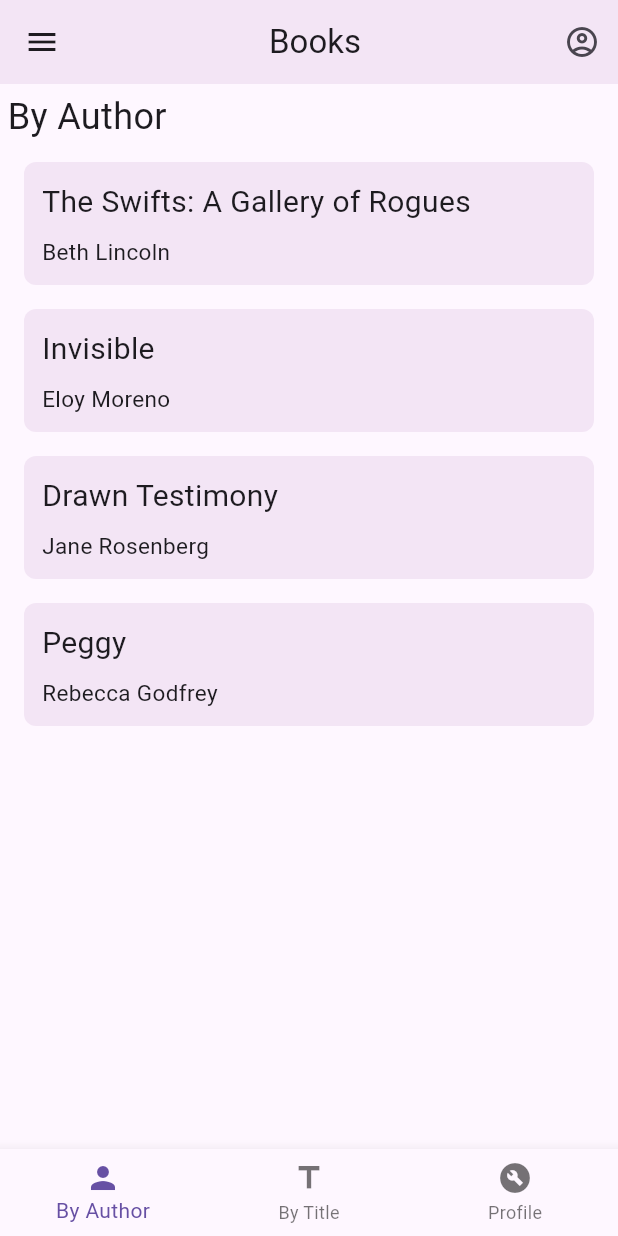
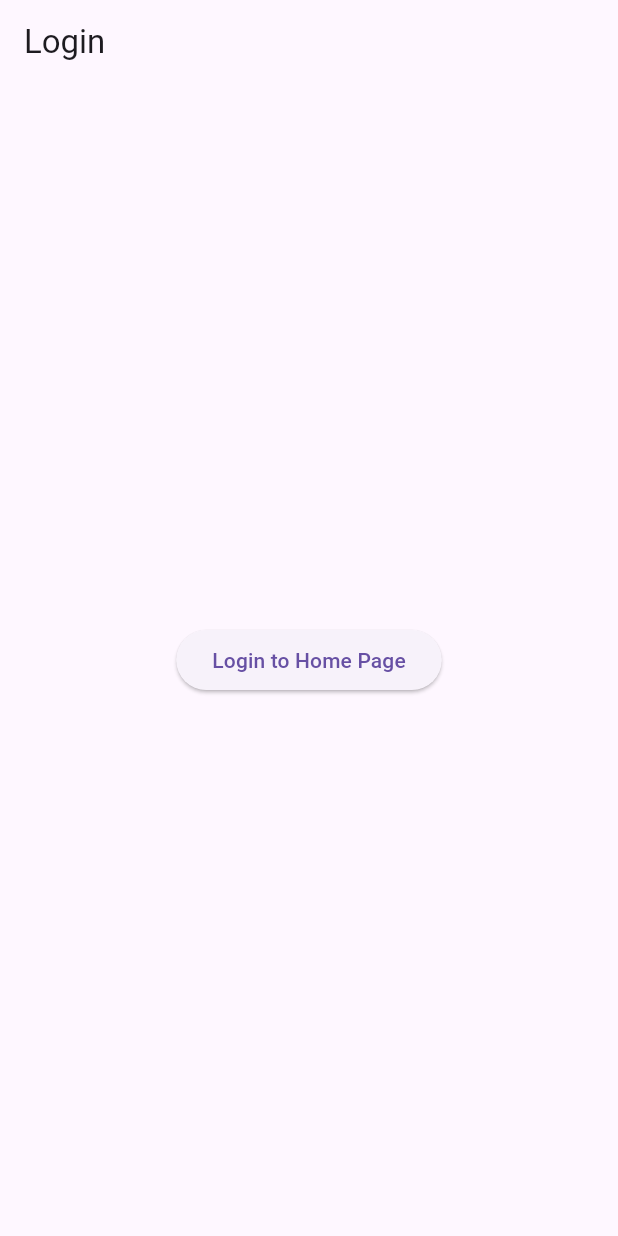
Before and after one commit to kagaminearia/CSEN268, a Flutter app: the screen it shows after launch, on a phone screen of 412 x 824 dp. Run offline on Flutter 3.47's test engine with Material 3 defaults, Android fonts, the phone set to English and light mode, and no system bars; our stand-ins replace bloc, equatable, flutter_bloc, go_router.

Commit message:
login/logout logic implemented

```diff
--- /dev/null
+++ b/hw_4/lib/auth/authentication_bloc.dart
@@ -0,0 +1,15 @@
+import 'package:bloc/bloc.dart';
+import 'authentication_event.dart';
+import 'authentication_state.dart';
+
+class AuthenticationBloc extends Bloc<AuthenticationEvent, AuthenticationState> {
+  AuthenticationBloc() : super(const AuthenticationState.unauthenticated()) {
+    on<AuthenticationLoginRequested>((event, emit) {
+      emit(const AuthenticationState.authenticated());
+    });
+
+    on<AuthenticationLogoutRequested>((event, emit) {
+      emit(const AuthenticationState.unauthenticated()); // Handle logout by setting state to unauthenticated
+    });
+  }
+}
--- /dev/null
+++ b/hw_4/lib/auth/authentication_event.dart
@@ -0,0 +1,12 @@
+import 'package:equatable/equatable.dart';
+
+abstract class AuthenticationEvent extends Equatable {
+  const AuthenticationEvent();
+
+  @override
+  List<Object> get props => [];
+}
+
+class AuthenticationLoginRequested extends AuthenticationEvent {}
+
+class AuthenticationLogoutRequested extends AuthenticationEvent {}
--- /dev/null
+++ b/hw_4/lib/auth/authentication_state.dart
@@ -0,0 +1,13 @@
+import 'package:equatable/equatable.dart';
+
+class AuthenticationState extends Equatable {
+  final bool isLoggedIn;
+
+  const AuthenticationState._({required this.isLoggedIn});
+
+  const AuthenticationState.authenticated() : this._(isLoggedIn: true);
+  const AuthenticationState.unauthenticated() : this._(isLoggedIn: false);
+
+  @override
+  List<Object> get props => [isLoggedIn];
+}
--- a/hw_4/lib/bloc/book_bloc.dart
+++ b/hw_4/lib/bloc/book_bloc.dart
@@ -18,21 +18,17 @@ class BookBloc extends Bloc<BookEvent, BookState> {
     addBooks();
   }
 
-
   void _onSortbyAuthor(SortByAuthor event, Emitter<BookState> emit){
     books.sort((a, b) => a.author.compareTo(b.author));
     sortType = SortType.author;
     emit(BooksSortedByAuthor(List.from(books)));
   }
 
-
   void _onSortbyTitle(SortByTitle event, Emitter<BookState> emit){
     books.sort((a, b) => a.title.compareTo(b.title));
     sortType = SortType.title;
     emit(BooksSortedByTitle(List.from(books)));
   }
-
-
 
   void addBooks() {
     books = [
@@ -59,8 +55,6 @@ class BookBloc extends Bloc<BookEvent, BookState> {
     ];
     add(SortByAuthor());
   }
-
-
 }
 
 
--- a/hw_4/lib/bloc/book_event.dart
+++ b/hw_4/lib/bloc/book_event.dart
@@ -10,3 +10,5 @@ abstract class BookEvent extends Equatable {
 class SortByTitle extends BookEvent {}
 
 class SortByAuthor extends BookEvent {}
+
+class LoadBooks extends BookEvent {}
--- a/hw_4/lib/main.dart
+++ b/hw_4/lib/main.dart
@@ -1,10 +1,15 @@
 import 'package:flutter/material.dart';
 import 'package:flutter_bloc/flutter_bloc.dart';
-import 'package:hw_4/bloc/book_bloc.dart';
-import 'package:hw_4/pages/home_page.dart';
+import 'package:go_router/go_router.dart';
+import 'package:hw_4/auth/authentication_state.dart';
+import 'package:hw_4/bloc/book_event.dart';
+import 'auth/authentication_bloc.dart';
+import 'bloc/book_bloc.dart';
+import 'pages/login_page.dart';
+import 'pages/main_scaffold.dart'; // Import MainScaffold here
 
 void main() {
-  runApp(MyApp());
+  runApp(const MyApp());
 }
 
 class MyApp extends StatelessWidget {
@@ -12,11 +17,74 @@ class MyApp extends StatelessWidget {
 
   @override
   Widget build(BuildContext context) {
-    return MaterialApp(
-      home: BlocProvider(
-        create: (context) => BookBloc(),
-        child: HomePage(),
+    return MultiBlocProvider(
+      providers: [
+        BlocProvider(create: (_) => AuthenticationBloc()),
+        BlocProvider(create: (_) => BookBloc()),
+      ],
+      child: BlocListener<AuthenticationBloc, AuthenticationState>(
+        listenWhen: (previous, current) => previous.isLoggedIn != current.isLoggedIn,
+        listener: (context, state) {
+          if (state.isLoggedIn) {
+            context.read<BookBloc>().add(LoadBooks());
+          }
+        },
+        child: const MyRouterApp(),
       ),
     );
   }
 }
+
+class MyRouterApp extends StatelessWidget {
+  const MyRouterApp({super.key});
+
+  @override
+  Widget build(BuildContext context) {
+    final authBloc = context.read<AuthenticationBloc>();
+
+    final GoRouter router = GoRouter(
+      routes: [
+        GoRoute(
+          path: '/',
+          name: 'home',
+          builder: (context, state) => const MainScaffold(), // Use MainScaffold here
+        ),
+        GoRoute(
+          path: '/login',
+          name: 'login',
+          builder: (context, state) => const LoginPage(),
+        ),
+      ],
+      redirect: (context, state) {
+        final isLoggedIn = authBloc.state.isLoggedIn;
+        final loggingIn = state.location == '/login';
+
+        // Redirect to login if not logged in and trying to access other pages
+        if (!isLoggedIn && !loggingIn) return '/login';
+
+        // Redirect to home if already logged in and trying to access login page
+        if (isLoggedIn && loggingIn) return '/';
+
+        return null;
+      },
+      refreshListenable: GoRouterRefreshStream(authBloc.stream),
+    );
+
+    return MaterialApp.router(
+      routerConfig: router,
+      title: 'Your App',
+      theme: ThemeData(
+        primarySwatch: Colors.blue,
+      ),
+    );
+  }
+}
+
+// Helper class to listen to the AuthenticationBloc stream
+class GoRouterRefreshStream extends ChangeNotifier {
+  GoRouterRefreshStream(Stream stream) {
+    stream.listen((_) {
+      notifyListeners();
+    });
+  }
+}
--- a/hw_4/lib/pages/by_author_page.dart
+++ b/hw_4/lib/pages/by_author_page.dart
@@ -13,23 +13,34 @@ class ByAuthorPage extends StatelessWidget {
     return BlocBuilder<BookBloc, BookState>(
       builder: (context, state) {
         List<Book> books = [];
+
         if (state is BooksSortedByAuthor) {
           books = state.books;
+        } else if (state is BookLoading) {
+          return const Center(child: CircularProgressIndicator());
+        } else if (state is BookError) {
+          return const Center(child: Text("Failed to load books"));
         }
-        return Column(
-          crossAxisAlignment: CrossAxisAlignment.start,
-            children: [
-              Padding(
-                padding: const EdgeInsets.all(5.0),
-                child: Text(
-                  "By Author",
-                  style: TextStyle(fontSize: 24,),
+
+        return Scaffold(
+          appBar: AppBar(
+            title: const Text("By Author"),
+          ),
+          body: Padding(
+            padding: const EdgeInsets.all(8.0),
+            child: Column(
+              crossAxisAlignment: CrossAxisAlignment.start,
+              children: [
+
+                Expanded(
+                  child: books.isNotEmpty
+                      ? BookListView(books: books)
+                      : const Center(child: Text("No books available")),
                 ),
-              ),
-              Expanded(child: BookListView(books: books)),
-            ],
-          );
-        // return BookListView(books: books);
+              ],
+            ),
+          ),
+        );
       },
     );
   }
--- a/hw_4/lib/pages/by_title_page.dart
+++ b/hw_4/lib/pages/by_title_page.dart
@@ -19,8 +19,8 @@ class ByTitlePage extends StatelessWidget {
         return Column(
           crossAxisAlignment: CrossAxisAlignment.start,
             children: [
-              Padding(
-                padding: const EdgeInsets.all(5.0),
+              const Padding(
+                padding: EdgeInsets.all(5.0),
                 child: Text(
                   "By Title",
                   style: TextStyle(fontSize: 24,),
--- a/hw_4/lib/pages/home_page.dart
+++ b/hw_4/lib/pages/home_page.dart
@@ -7,14 +7,14 @@ import 'by_author_page.dart';
 import 'by_title_page.dart';
 
 class HomePage extends StatefulWidget {
+  const HomePage({super.key});
+
   @override
   _HomePageState createState() => _HomePageState();
 }
 
 class _HomePageState extends State<HomePage> {
   int _selectedIndex = 0;
-
-  final PageController _pageController = PageController();
 
   void _onItemTapped(int index) {
     setState(() {
@@ -25,54 +25,23 @@ class _HomePageState extends State<HomePage> {
     } else if (index == 1) {
       BlocProvider.of<BookBloc>(context).add(SortByTitle());
     }
-    _pageController.jumpToPage(index);
   }
 
   @override
   Widget build(BuildContext context) {
     return Scaffold(
       appBar: AppBar(
-        title: Center(
-          child: Text("Books"),
-        ),
-        leading: IconButton(
-          icon: Icon(Icons.menu), // Menu icon on the left
-          onPressed: () {
-            // Implement your menu action here
-          },
-        ),
-        actions: [
-          IconButton(
-            icon: Icon(Icons.account_circle_outlined), // Profile icon on the right
-            onPressed: () {
-              // Implement your profile action here
-            },
-          ),
-        ],
-        backgroundColor: Colors.purple[50], // Set the background color of the AppBar
+        title: const Text("Books"),
+        backgroundColor: Colors.purple[50],
       ),
-      body: PageView(
-        controller: _pageController,
-        onPageChanged: (index) {
-          setState(() {
-            _selectedIndex = index;
-          });
-        },
-        children: [
+      body: IndexedStack(
+        index: _selectedIndex,
+        children: const [
           ByAuthorPage(),
           ByTitlePage(),
           ProfilePage(),
         ],
       ),
-      bottomNavigationBar: BottomNavigationBar(
-        items: const [
-          BottomNavigationBarItem(icon: Icon(Icons.person), label: 'By Author'),
-          BottomNavigationBarItem(icon: Icon(Icons.title), label: 'By Title'),
-          BottomNavigationBarItem(icon: Icon(Icons.build_circle_sharp), label: 'Profile'),
-        ],
-        currentIndex: _selectedIndex,
-        onTap: _onItemTapped,
-      ),
     );
   }
 }
--- /dev/null
+++ b/hw_4/lib/pages/login_page.dart
@@ -0,0 +1,28 @@
+import 'package:flutter/material.dart';
+import 'package:flutter_bloc/flutter_bloc.dart';
+import 'package:hw_4/auth/authentication_bloc.dart';
+import 'package:hw_4/auth/authentication_event.dart';
+
+class LoginPage extends StatelessWidget {
+  const LoginPage({super.key});
+
+  @override
+  Widget build(BuildContext context) {
+    return Scaffold(
+      appBar: AppBar(
+        title: const Text('Login'),
+      ),
+      body: Center(
+        child: ElevatedButton(
+          onPressed: () {
+            // Dispatch login event to AuthenticationBloc
+            context.read<AuthenticationBloc>().add(AuthenticationLoginRequested());
+
+            // Navigate to the home page (GoRouter will handle this with redirection)
+          },
+          child: const Text('Login to Home Page'),
+        ),
+      ),
+    );
+  }
+}
--- a/hw_4/lib/widgets/booklistview.dart
+++ b/hw_4/lib/widgets/booklistview.dart
@@ -5,7 +5,7 @@ import 'package:hw_4/pages/book_detail_page.dart';
 class BookListView extends StatelessWidget {
   final List<Book> books;
 
-  const BookListView({required this.books, Key? key}) : super(key: key);
+  const BookListView({required this.books, super.key});
 
   @override
   Widget build(BuildContext context) {
--- a/hw_4/pubspec.yaml
+++ b/hw_4/pubspec.yaml
@@ -37,6 +37,8 @@ dependencies:
   cupertino_icons: ^1.0.8
   flutter_bloc: ^8.1.6
   equatable: ^2.0.5
+  bloc: ^8.1.4
+  go_router: ^6.0.0
 
 dev_dependencies:
   flutter_test:
```
Also changed, not shown: hw_4/lib/bloc/book_state.dart (+18 -0 lines), hw_4/lib/pages/main_scaffold.dart (added, +52 -0 lines), hw_4/lib/pages/profile_page.dart (+25 -5 lines), hw_4/lib/stream.dart (added, +20 -0 lines), hw_4/pubspec.lock.
